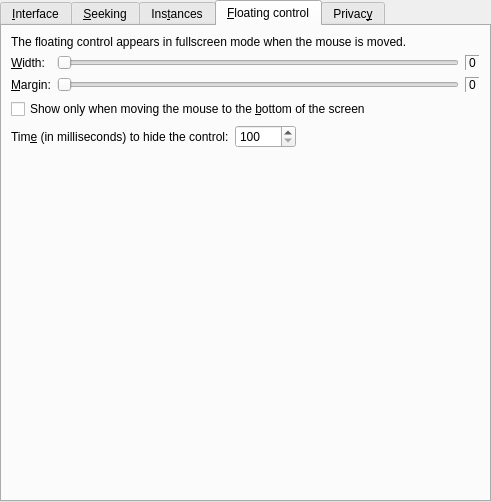
wilbert2000/wzplayer, file src/gui/pref/interface.ui: the form before one commit.
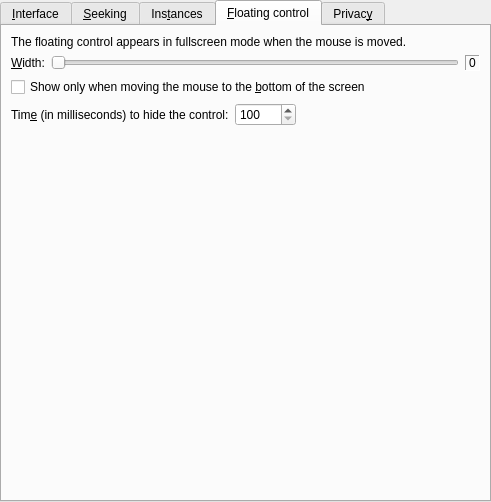
The form after the commit. The open tabs and pages were chosen to show the change. Custom widgets are drawn as their Qt base class.

Diff of the .ui file:
```diff
--- a/src/gui/pref/interface.ui
+++ b/src/gui/pref/interface.ui
@@ -679,39 +679,6 @@
            </property>
           </widget>
          </item>
-         <item row="1" column="0">
-          <widget class="QLabel" name="label_8">
-           <property name="text">
-            <string>&amp;Margin:</string>
-           </property>
-           <property name="buddy">
-            <cstring>floating_margin_slider</cstring>
-           </property>
-          </widget>
-         </item>
-         <item row="1" column="1">
-          <widget class="QSlider" name="floating_margin_slider">
-           <property name="maximum">
-            <number>80</number>
-           </property>
-           <property name="orientation">
-            <enum>Qt::Horizontal</enum>
-           </property>
-          </widget>
-         </item>
-         <item row="1" column="2">
-          <widget class="QLabel" name="floating_margin_label">
-           <property name="frameShape">
-            <enum>QFrame::Panel</enum>
-           </property>
-           <property name="frameShadow">
-            <enum>QFrame::Sunken</enum>
-           </property>
-           <property name="text">
-            <string>0</string>
-           </property>
-          </widget>
-         </item>
         </layout>
        </item>
        <item>
```
Left out of the diff: 17 changed lines with no effect on the pictures.
